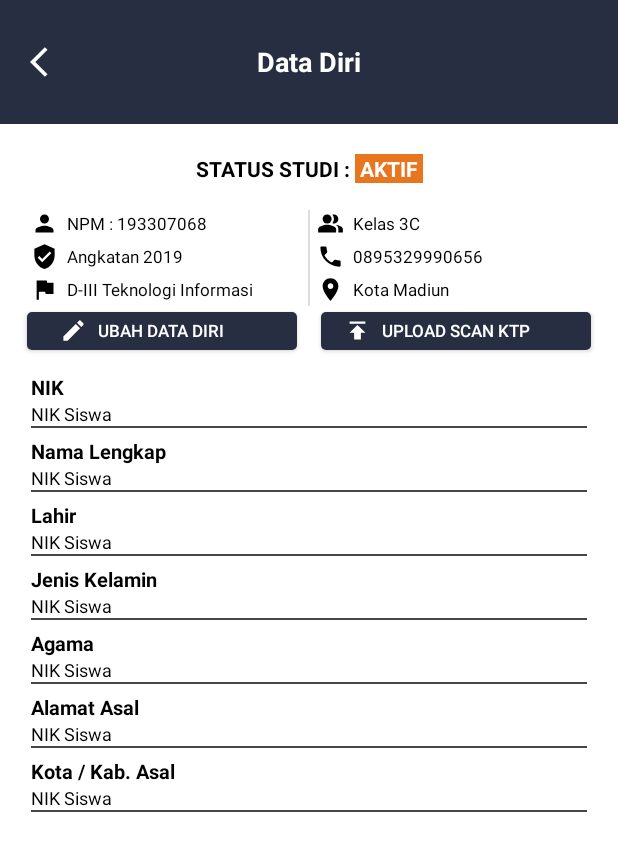
After one commit to fadelmi12/bismillah12, an Android app: the DataDiri screen opened directly, with no data from a screen before it, on a phone screen of 412 x 824 dp. The commit adds this screen. Shown: the top 851 px of the screen. Run offline under Robolectric (Android 15) with nearby library versions, the phone set to English and light mode, and no system bars.

Commit message:
data diri

```diff
--- a/app/src/main/AndroidManifest.xml
+++ b/app/src/main/AndroidManifest.xml
@@ -11,7 +11,8 @@
         android:roundIcon="@mipmap/ic_launcher_round"
         android:supportsRtl="true"
         android:theme="@style/AppTheme">
-        <activity android:name=".RegistrasiActivity"></activity>
+        <activity android:name=".DataDiri"></activity>
+        <activity android:name=".RegistrasiActivity" />
         <activity android:name=".MainActivity" />
         <activity android:name=".LoginActivity">
             <intent-filter>
--- /dev/null
+++ b/app/src/main/java/com/example/bismillah/DataDiri.java
@@ -0,0 +1,14 @@
+package com.example.bismillah;
+
+import androidx.appcompat.app.AppCompatActivity;
+
+import android.os.Bundle;
+
+public class DataDiri extends AppCompatActivity {
+
+    @Override
+    protected void onCreate(Bundle savedInstanceState) {
+        super.onCreate(savedInstanceState);
+        setContentView(R.layout.activity_data_diri);
+    }
+}
--- a/app/src/main/java/com/example/bismillah/HomeFragment.java
+++ b/app/src/main/java/com/example/bismillah/HomeFragment.java
@@ -1,5 +1,6 @@
 package com.example.bismillah;
 
+import android.content.Intent;
 import android.os.Bundle;
 
 import androidx.fragment.app.Fragment;
@@ -7,6 +8,7 @@ import androidx.fragment.app.Fragment;
 import android.view.LayoutInflater;
 import android.view.View;
 import android.view.ViewGroup;
+import android.widget.Button;
 import android.widget.TextView;
 
 /**
@@ -72,6 +74,15 @@ public class HomeFragment extends Fragment {
         Bundle result = activity.getMyData();
         String value = result.getString("npm");
         txtuser.setText(value);*/
-        return inflater.inflate(R.layout.fragment_home, container, false);
+        View view = inflater.inflate(R.layout.fragment_home, container, false);
+        Button btndtdiri = (Button) view.findViewById(R.id.btndtdiri);
+        btndtdiri.setOnClickListener(new View.OnClickListener() {
+            @Override
+            public void onClick(View v) {
+                Intent intent = new Intent(getActivity(), DataDiri.class);
+                startActivity(intent);
+            }
+        });
+        return view;
     }
 }
--- /dev/null
+++ b/app/src/main/res/drawable/ic_baseline_arrow_back_ios_24.xml
@@ -0,0 +1,5 @@
+<vector android:height="24dp" android:tint="#FFFFFF"
+    android:viewportHeight="24" android:viewportWidth="24"
+    android:width="24dp" xmlns:android="http://schemas.android.com/apk/res/android">
+    <path android:fillColor="@android:color/white" android:pathData="M11.67,3.87L9.9,2.1 0,12l9.9,9.9 1.77,-1.77L3.54,12z"/>
+</vector>
--- /dev/null
+++ b/app/src/main/res/drawable/ic_baseline_edit_24.xml
@@ -0,0 +1,5 @@
+<vector android:height="18dp" android:tint="?attr/colorControlNormal"
+    android:viewportHeight="24" android:viewportWidth="24"
+    android:width="18dp" xmlns:android="http://schemas.android.com/apk/res/android">
+    <path android:fillColor="@android:color/white" android:pathData="M3,17.25V21h3.75L17.81,9.94l-3.75,-3.75L3,17.25zM20.71,7.04c0.39,-0.39 0.39,-1.02 0,-1.41l-2.34,-2.34c-0.39,-0.39 -1.02,-0.39 -1.41,0l-1.83,1.83 3.75,3.75 1.83,-1.83z"/>
+</vector>
--- /dev/null
+++ b/app/src/main/res/drawable/ic_baseline_flag_16.xml
@@ -0,0 +1,5 @@
+<vector android:height="18dp" android:tint="@android:color/black"
+    android:viewportHeight="24" android:viewportWidth="24"
+    android:width="18dp" xmlns:android="http://schemas.android.com/apk/res/android">
+    <path android:fillColor="@android:color/black" android:pathData="M14.4,6L14,4H5v17h2v-7h5.6l0.4,2h7V6z"/>
+</vector>
--- /dev/null
+++ b/app/src/main/res/drawable/ic_baseline_local_phone_24.xml
@@ -0,0 +1,5 @@
+<vector android:height="18dp" android:tint="@android:color/black"
+    android:viewportHeight="24" android:viewportWidth="24"
+    android:width="18dp" xmlns:android="http://schemas.android.com/apk/res/android">
+    <path android:fillColor="@android:color/white" android:pathData="M6.62,10.79c1.44,2.83 3.76,5.14 6.59,6.59l2.2,-2.2c0.27,-0.27 0.67,-0.36 1.02,-0.24 1.12,0.37 2.33,0.57 3.57,0.57 0.55,0 1,0.45 1,1V20c0,0.55 -0.45,1 -1,1 -9.39,0 -17,-7.61 -17,-17 0,-0.55 0.45,-1 1,-1h3.5c0.55,0 1,0.45 1,1 0,1.25 0.2,2.45 0.57,3.57 0.11,0.35 0.03,0.74 -0.25,1.02l-2.2,2.2z"/>
+</vector>
--- /dev/null
+++ b/app/src/main/res/drawable/ic_baseline_location_on_24.xml
@@ -0,0 +1,5 @@
+<vector android:height="18dp" android:tint="@android:color/black"
+    android:viewportHeight="24" android:viewportWidth="24"
+    android:width="18dp" xmlns:android="http://schemas.android.com/apk/res/android">
+    <path android:fillColor="@android:color/white" android:pathData="M12,2C8.13,2 5,5.13 5,9c0,5.25 7,13 7,13s7,-7.75 7,-13c0,-3.87 -3.13,-7 -7,-7zM12,11.5c-1.38,0 -2.5,-1.12 -2.5,-2.5s1.12,-2.5 2.5,-2.5 2.5,1.12 2.5,2.5 -1.12,2.5 -2.5,2.5z"/>
+</vector>
--- /dev/null
+++ b/app/src/main/res/drawable/ic_baseline_people_alt_24.xml
@@ -0,0 +1,12 @@
+<vector android:height="18dp" android:tint="@android:color/black"
+    android:viewportHeight="24" android:viewportWidth="24"
+    android:width="18dp" xmlns:android="http://schemas.android.com/apk/res/android">
+    <path android:fillColor="@android:color/white"
+        android:fillType="evenOdd" android:pathData="M16.67,13.13C18.04,14.06 19,15.32 19,17v3h4v-3C23,14.82 19.43,13.53 16.67,13.13z"/>
+    <path android:fillColor="@android:color/white"
+        android:fillType="evenOdd" android:pathData="M9,8m-4,0a4,4 0,1 1,8 0a4,4 0,1 1,-8 0"/>
+    <path android:fillColor="@android:color/white"
+        android:fillType="evenOdd" android:pathData="M15,12c2.21,0 4,-1.79 4,-4c0,-2.21 -1.79,-4 -4,-4c-0.47,0 -0.91,0.1 -1.33,0.24C14.5,5.27 15,6.58 15,8s-0.5,2.73 -1.33,3.76C14.09,11.9 14.53,12 15,12z"/>
+    <path android:fillColor="@android:color/white"
+        android:fillType="evenOdd" android:pathData="M9,13c-2.67,0 -8,1.34 -8,4v3h16v-3C17,14.34 11.67,13 9,13z"/>
+</vector>
--- /dev/null
+++ b/app/src/main/res/drawable/ic_baseline_person_16.xml
@@ -0,0 +1,10 @@
+<vector xmlns:android="http://schemas.android.com/apk/res/android"
+    android:width="18dp"
+    android:height="18dp"
+    android:viewportWidth="24"
+    android:viewportHeight="24"
+    android:tint="@android:color/black">
+  <path
+      android:fillColor="@android:color/white"
+      android:pathData="M12,12c2.21,0 4,-1.79 4,-4s-1.79,-4 -4,-4 -4,1.79 -4,4 1.79,4 4,4zM12,14c-2.67,0 -8,1.34 -8,4v2h16v-2c0,-2.66 -5.33,-4 -8,-4z"/>
+</vector>
--- /dev/null
+++ b/app/src/main/res/drawable/ic_baseline_publish_24.xml
@@ -0,0 +1,5 @@
+<vector android:height="18dp" android:tint="@android:color/black"
+    android:viewportHeight="24" android:viewportWidth="24"
+    android:width="18dp" xmlns:android="http://schemas.android.com/apk/res/android">
+    <path android:fillColor="@android:color/white" android:pathData="M5,4v2h14L19,4L5,4zM5,14h4v6h6v-6h4l-7,-7 -7,7z"/>
+</vector>
--- /dev/null
+++ b/app/src/main/res/drawable/ic_baseline_verified_user_24.xml
@@ -0,0 +1,5 @@
+<vector android:height="18dp" android:tint="@android:color/black"
+    android:viewportHeight="24" android:viewportWidth="24"
+    android:width="18dp" xmlns:android="http://schemas.android.com/apk/res/android">
+    <path android:fillColor="@android:color/white" android:pathData="M12,1L3,5v6c0,5.55 3.84,10.74 9,12 5.16,-1.26 9,-6.45 9,-12L21,5l-9,-4zM10,17l-4,-4 1.41,-1.41L10,14.17l6.59,-6.59L18,9l-8,8z"/>
+</vector>
--- /dev/null
+++ b/app/src/main/res/drawable/roundcorner.xml
@@ -0,0 +1,5 @@
+<?xml version="1.0" encoding="utf-8"?>
+<shape xmlns:android="http://schemas.android.com/apk/res/android">
+    <solid android:color="@color/ungu"/>
+    <corners android:radius="3dp"></corners>
+</shape>
--- /dev/null
+++ b/app/src/main/res/layout/activity_data_diri.xml
@@ -0,0 +1,436 @@
+<?xml version="1.0" encoding="utf-8"?>
+<androidx.constraintlayout.widget.ConstraintLayout xmlns:android="http://schemas.android.com/apk/res/android"
+    xmlns:app="http://schemas.android.com/apk/res-auto"
+    xmlns:tools="http://schemas.android.com/tools"
+    android:layout_width="match_parent"
+    android:layout_height="match_parent"
+    tools:context=".DataDiri"
+    android:background="@color/white">
+
+    <Button
+        android:id="@+id/ubhdtdiri"
+        android:layout_width="0dp"
+        android:layout_height="25dp"
+        android:layout_marginStart="18dp"
+        android:layout_marginEnd="8dp"
+        android:background="@drawable/roundcorner"
+        android:drawableStart="@drawable/ic_baseline_edit_24"
+        android:drawablePadding="7dp"
+        android:drawableTint="@color/white"
+        android:paddingLeft="22dp"
+        android:text="ubah data diri"
+        android:textAlignment="textStart"
+        android:textColor="@color/white"
+        android:textSize="11dp"
+        app:layout_constraintBottom_toTopOf="@+id/linearLayout2"
+        app:layout_constraintEnd_toStartOf="@+id/btnktp"
+        app:layout_constraintStart_toStartOf="parent"
+        app:layout_constraintTop_toBottomOf="@+id/relativeLayout2" />
+
+    <Button
+        android:id="@+id/btnktp"
+        android:layout_width="0dp"
+        android:layout_height="25dp"
+        android:layout_alignParentRight="true"
+        android:layout_marginStart="8dp"
+        android:layout_marginEnd="18dp"
+        android:background="@drawable/roundcorner"
+        android:drawableStart="@drawable/ic_baseline_publish_24"
+        android:drawablePadding="7dp"
+        android:drawableTint="@color/white"
+        android:paddingLeft="15dp"
+        android:text="upload Scan ktp"
+        android:textAlignment="textStart"
+        android:textColor="@color/white"
+        android:textSize="11dp"
+        app:layout_constraintEnd_toEndOf="parent"
+        app:layout_constraintStart_toEndOf="@+id/ubhdtdiri"
+        app:layout_constraintTop_toBottomOf="@+id/relativeLayout2" />
+    <RelativeLayout
+        android:id="@+id/relativeLayout"
+        android:layout_width="match_parent"
+        android:layout_height="0dp"
+        android:background="@color/ungu"
+        app:layout_constraintEnd_toEndOf="parent"
+        app:layout_constraintHeight_percent="0.1"
+        app:layout_constraintStart_toStartOf="parent"
+        app:layout_constraintTop_toTopOf="parent">
+
+        <Button
+            android:layout_width="20dp"
+            android:layout_height="wrap_content"
+            android:layout_centerVertical="true"
+            android:layout_marginLeft="20dp"
+            android:background="@android:color/transparent"
+            android:drawableStart="@drawable/ic_baseline_arrow_back_ios_24" />
+
+        <TextView
+            android:layout_width="wrap_content"
+            android:layout_height="wrap_content"
+            android:layout_centerHorizontal="true"
+            android:layout_centerVertical="true"
+            android:text="Data Diri"
+            android:textColor="@android:color/white"
+            android:textSize="18dp"
+            android:textStyle="bold" />
+    </RelativeLayout>
+
+    <LinearLayout
+        android:id="@+id/linearLayout"
+        android:layout_width="wrap_content"
+        android:layout_height="wrap_content"
+        app:layout_constraintEnd_toEndOf="parent"
+        app:layout_constraintStart_toStartOf="parent"
+        app:layout_constraintTop_toBottomOf="@+id/relativeLayout">
+
+        <TextView
+            android:id="@+id/textView2"
+            android:layout_width="wrap_content"
+            android:layout_height="wrap_content"
+            android:layout_marginTop="20dp"
+            android:text="STATUS STUDI : "
+            android:textColor="@android:color/black"
+            android:textSize="14dp"
+            android:textStyle="bold" />
+
+        <TextView
+            android:id="@+id/textView"
+            android:layout_width="wrap_content"
+            android:layout_height="wrap_content"
+            android:layout_marginTop="20dp"
+            android:background="@color/orange"
+            android:text=" AKTIF "
+            android:textColor="@android:color/white"
+            android:textSize="14dp"
+            android:textStyle="bold" />
+    </LinearLayout>
+
+    <RelativeLayout
+        android:id="@+id/relativeLayout2"
+        android:layout_width="0dp"
+        android:layout_height="72dp"
+        android:background="@color/white"
+        app:layout_constraintBottom_toBottomOf="parent"
+        app:layout_constraintEnd_toEndOf="@+id/relativeLayout"
+        app:layout_constraintStart_toStartOf="parent"
+        app:layout_constraintTop_toBottomOf="@+id/linearLayout"
+        app:layout_constraintVertical_bias=".023"
+        app:layout_constraintWidth_percent=".9">
+
+        <View
+            android:id="@+id/garis"
+            android:layout_width="1dp"
+            android:layout_height="match_parent"
+            android:layout_centerHorizontal="true"
+            android:layout_marginTop="4dp"
+            android:layout_marginBottom="4dp"
+            android:background="#DDDDDD" />
+
+        <TextView
+            android:id="@+id/NPM"
+            android:layout_width="wrap_content"
+            android:layout_height="wrap_content"
+            android:layout_marginTop="4dp"
+            android:drawableLeft="@drawable/ic_baseline_person_16"
+            android:drawablePadding="6dp"
+            android:gravity="center_vertical"
+            android:text="NPM : 193307068"
+            android:textAlignment="gravity"
+            android:textColor="@android:color/black"
+            android:textSize="11dp" />
+
+        <TextView
+            android:id="@+id/angkatan"
+            android:layout_width="wrap_content"
+            android:layout_height="wrap_content"
+            android:layout_below="@+id/NPM"
+            android:layout_marginTop="4dp"
+            android:drawableLeft="@drawable/ic_baseline_verified_user_24"
+            android:drawablePadding="6dp"
+            android:gravity="center_vertical"
+            android:text="Angkatan 2019"
+            android:textAlignment="gravity"
+            android:textColor="@android:color/black"
+            android:textSize="11dp" />
+
+        <TextView
+            android:id="@+id/prodi"
+            android:layout_width="wrap_content"
+            android:layout_height="wrap_content"
+            android:layout_below="@+id/angkatan"
+            android:layout_marginTop="4dp"
+            android:drawableLeft="@drawable/ic_baseline_flag_16"
+            android:drawablePadding="6dp"
+            android:gravity="center_vertical"
+            android:text="D-III Teknologi Informasi"
+            android:textAlignment="gravity"
+            android:textColor="@android:color/black"
+            android:textSize="11dp" />
+
+        <TextView
+            android:layout_width="98dp"
+            android:layout_height="wrap_content"
+            android:layout_below="@+id/angkatan"
+            android:layout_alignStart="@+id/garis"
+            android:layout_marginStart="6dp"
+            android:layout_marginTop="4dp"
+            android:drawableLeft="@drawable/ic_baseline_location_on_24"
+            android:drawablePadding="6dp"
+            android:gravity="center_vertical"
+            android:text="Kota Madiun"
+            android:textAlignment="gravity"
+            android:textColor="@android:color/black"
+            android:textSize="11dp" />
+
+        <TextView
+            android:layout_width="wrap_content"
+            android:layout_height="wrap_content"
+            android:layout_below="@+id/NPM"
+            android:layout_alignStart="@+id/garis"
+            android:layout_marginStart="6dp"
+            android:layout_marginTop="4dp"
+            android:drawableLeft="@drawable/ic_baseline_local_phone_24"
+            android:drawablePadding="6dp"
+            android:gravity="center_vertical"
+            android:text="0895329990656"
+            android:textAlignment="gravity"
+            android:textColor="@android:color/black"
+            android:textSize="11dp" />
+
+        <TextView
+            android:layout_width="wrap_content"
+            android:layout_height="wrap_content"
+            android:layout_alignStart="@+id/garis"
+            android:layout_marginStart="6dp"
+            android:layout_marginTop="4dp"
+            android:drawableLeft="@drawable/ic_baseline_people_alt_24"
+            android:drawablePadding="6dp"
+            android:gravity="center_vertical"
+            android:text="Kelas 3C"
+            android:textAlignment="gravity"
+            android:textColor="@android:color/black"
+            android:textSize="11dp" />
+    </RelativeLayout>
+
+    <LinearLayout
+        android:id="@+id/linearLayout2"
+        android:layout_width="0dp"
+        android:layout_height="wrap_content"
+        android:orientation="vertical"
+        app:layout_constraintEnd_toEndOf="parent"
+        app:layout_constraintStart_toStartOf="parent"
+        app:layout_constraintTop_toBottomOf="@+id/ubhdtdiri"
+        app:layout_constraintWidth_percent=".9"
+        android:layout_marginTop="15dp">
+
+        <TextView
+            android:layout_width="match_parent"
+            android:layout_height="wrap_content"
+            android:text="NIK"
+            android:textColor="@android:color/black"
+            android:textSize="13dp"
+            android:textStyle="bold" />
+
+        <TextView
+            android:layout_width="match_parent"
+            android:layout_height="wrap_content"
+            android:text="NIK Siswa"
+            android:textColor="@android:color/black"
+            android:textSize="12dp" />
+
+        <View
+            android:layout_width="match_parent"
+            android:layout_height="1dp"
+            android:background="#454649" />
+    </LinearLayout>
+
+    <LinearLayout
+        android:id="@+id/linearLayout3"
+        android:layout_width="0dp"
+        android:layout_height="wrap_content"
+        android:orientation="vertical"
+        app:layout_constraintEnd_toEndOf="parent"
+        app:layout_constraintStart_toStartOf="parent"
+        app:layout_constraintTop_toBottomOf="@+id/linearLayout2"
+        app:layout_constraintWidth_percent=".9"
+        android:layout_marginTop="6dp">
+        <TextView
+            android:layout_width="match_parent"
+            android:layout_height="wrap_content"
+            android:text="Nama Lengkap"
+            android:textColor="@android:color/black"
+            android:textSize="13dp"
+            android:textStyle="bold" />
+
+        <TextView
+            android:layout_width="match_parent"
+            android:layout_height="wrap_content"
+            android:text="NIK Siswa"
+            android:textColor="@android:color/black"
+            android:textSize="12dp" />
+
+        <View
+            android:layout_width="match_parent"
+            android:layout_height="1dp"
+            android:background="#454649" />
+    </LinearLayout>
+
+    <LinearLayout
+        android:id="@+id/linearLayout4"
+        android:layout_width="0dp"
+        android:layout_height="wrap_content"
+        android:orientation="vertical"
+        app:layout_constraintEnd_toEndOf="parent"
+        app:layout_constraintStart_toStartOf="parent"
+        android:layout_marginTop="6dp"
+        app:layout_constraintTop_toBottomOf="@+id/linearLayout3"
+        app:layout_constraintWidth_percent=".9">
+
+        <TextView
+            android:layout_width="match_parent"
+            android:layout_height="wrap_content"
+            android:text="Lahir"
+            android:textColor="@android:color/black"
+            android:textSize="13dp"
+            android:textStyle="bold" />
+
+        <TextView
+            android:layout_width="match_parent"
+            android:layout_height="wrap_content"
+            android:text="NIK Siswa"
+            android:textColor="@android:color/black"
+            android:textSize="12dp" />
+
+        <View
+            android:layout_width="match_parent"
+            android:layout_height="1dp"
+            android:background="#454649" />
+    </LinearLayout>
+
+    <LinearLayout
+        android:id="@+id/linearLayout5"
+        android:layout_width="0dp"
+        android:layout_height="wrap_content"
+        android:orientation="vertical"
+        app:layout_constraintEnd_toEndOf="parent"
+        app:layout_constraintStart_toStartOf="parent"
+        app:layout_constraintTop_toBottomOf="@+id/linearLayout4"
+        app:layout_constraintWidth_percent=".9"
+        android:layout_marginTop="6dp">
+
+        <TextView
+            android:layout_width="match_parent"
+            android:layout_height="wrap_content"
+            android:text="Jenis Kelamin"
+            android:textColor="@android:color/black"
+            android:textSize="13dp"
+            android:textStyle="bold" />
+
+        <TextView
+            android:layout_width="match_parent"
+            android:layout_height="wrap_content"
+            android:text="NIK Siswa"
+            android:textColor="@android:color/black"
+            android:textSize="12dp" />
+
+        <View
+            android:layout_width="match_parent"
+            android:layout_height="1dp"
+            android:background="#454649" />
+    </LinearLayout>
+
+    <LinearLayout
+        android:id="@+id/linearLayout6"
+        android:layout_width="0dp"
+        android:layout_height="wrap_content"
+        android:orientation="vertical"
+
+        app:layout_constraintEnd_toEndOf="parent"
+        app:layout_constraintStart_toStartOf="parent"
+        app:layout_constraintTop_toBottomOf="@+id/linearLayout5"
+        app:layout_constraintWidth_percent=".9"
+        android:layout_marginTop="6dp">
+        <TextView
+            android:layout_width="match_parent"
+            android:layout_height="wrap_content"
+            android:text="Agama"
+            android:textColor="@android:color/black"
+            android:textSize="13dp"
+            android:textStyle="bold" />
+        <TextView
+            android:layout_width="match_parent"
+            android:layout_height="wrap_content"
+            android:text="NIK Siswa"
+            android:textColor="@android:color/black"
+            android:textSize="12dp" />
+
+        <View
+            android:layout_width="match_parent"
+            android:layout_height="1dp"
+            android:background="#454649" />
+    </LinearLayout>
+
+    <LinearLayout
+        android:id="@+id/linearLayout7"
+        android:layout_width="0dp"
+        android:layout_height="wrap_content"
+        android:orientation="vertical"
+        app:layout_constraintEnd_toEndOf="parent"
+        app:layout_constraintStart_toStartOf="parent"
+        app:layout_constraintTop_toBottomOf="@+id/linearLayout6"
+        app:layout_constraintWidth_percent=".9"
+        android:layout_marginTop="6dp">
+
+        <TextView
+            android:layout_width="match_parent"
+            android:layout_height="wrap_content"
+            android:text="Alamat Asal"
+            android:textColor="@android:color/black"
+            android:textSize="13dp"
+            android:textStyle="bold" />
+
+        <TextView
+            android:layout_width="match_parent"
+            android:layout_height="wrap_content"
+            android:text="NIK Siswa"
+            android:textColor="@android:color/black"
+            android:textSize="12dp" />
+
+        <View
+            android:layout_width="match_parent"
+            android:layout_height="1dp"
+            android:background="#454649" />
+    </LinearLayout>
+
+    <LinearLayout
+        android:layout_width="0dp"
+        android:layout_height="wrap_content"
+        android:orientation="vertical"
+        android:layout_marginTop="6dp"
+        app:layout_constraintEnd_toEndOf="parent"
+        app:layout_constraintStart_toStartOf="parent"
+        app:layout_constraintTop_toBottomOf="@+id/linearLayout7"
+        app:layout_constraintWidth_percent=".9">
+
+        <TextView
+            android:layout_width="match_parent"
+            android:layout_height="wrap_content"
+            android:text="Kota / Kab. Asal"
+            android:textColor="@android:color/black"
+            android:textSize="13dp"
+            android:textStyle="bold" />
+
+        <TextView
+            android:layout_width="match_parent"
+            android:layout_height="wrap_content"
+            android:text="NIK Siswa"
+            android:textColor="@android:color/black"
+            android:textSize="12dp" />
+
+        <View
+            android:layout_width="match_parent"
+            android:layout_height="1dp"
+            android:background="#454649" />
+    </LinearLayout>
+
+</androidx.constraintlayout.widget.ConstraintLayout>
--- a/app/src/main/res/layout/fragment_home.xml
+++ b/app/src/main/res/layout/fragment_home.xml
@@ -30,7 +30,6 @@
         android:layout_width="wrap_content"
         android:layout_height="wrap_content"
         android:layout_marginTop="5dp"
-        android:text="nama"
         android:layout_alignParentLeft="true"
         android:layout_below="@id/user"
         android:layout_marginLeft="20dp" />
@@ -51,6 +50,7 @@
         android:orientation="vertical">
 
         <Button
+            android:id="@+id/btndtdiri"
             android:layout_width="80dp"
             android:layout_height="80dp"
             android:background="@android:color/transparent"
```
